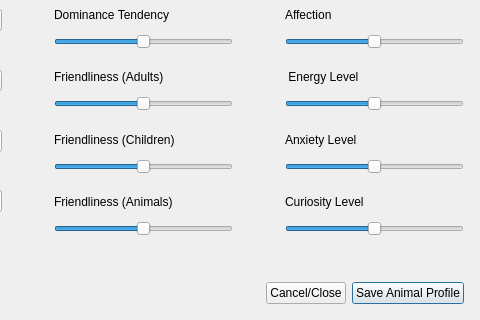
lfroms/cuacs, file app/MainWindow/AnimalDetailsModal.ui: the form before one commit; both pictures show x 193 to 673 and y 142 to 462 of the 673 by 462 pixel window.
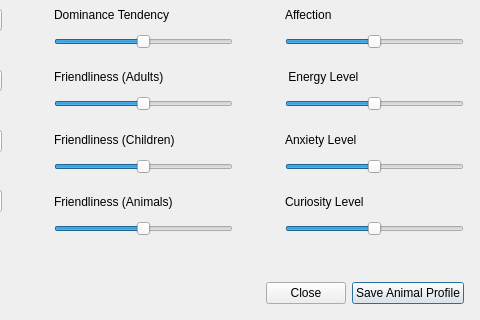
The form after the commit.

The edit to the form file:
```diff
--- a/app/MainWindow/AnimalDetailsModal.ui
+++ b/app/MainWindow/AnimalDetailsModal.ui
@@ -643,7 +643,7 @@
         </sizepolicy>
        </property>
        <property name="text">
-        <string>Cancel/Close</string>
+        <string>Close</string>
        </property>
        <property name="autoDefault">
         <bool>false</bool>
```
